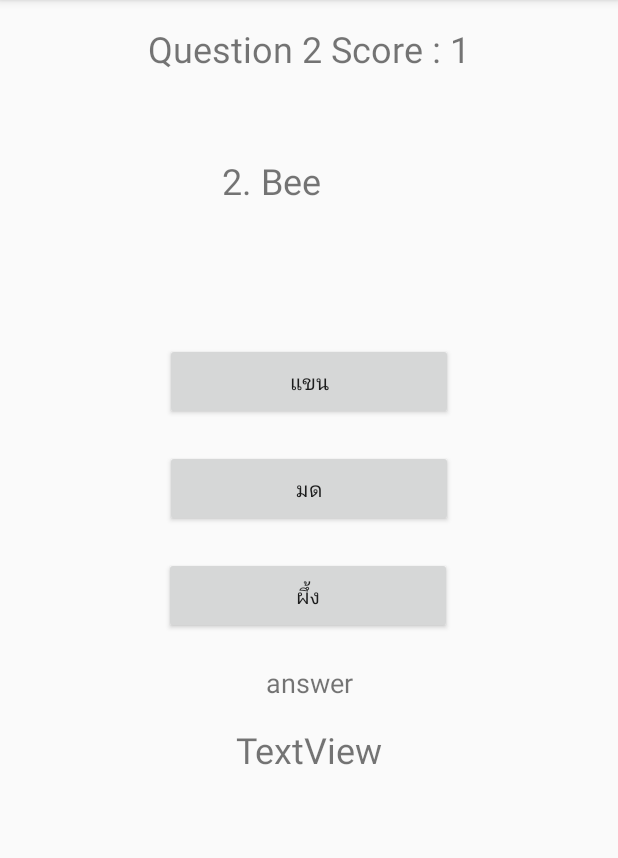
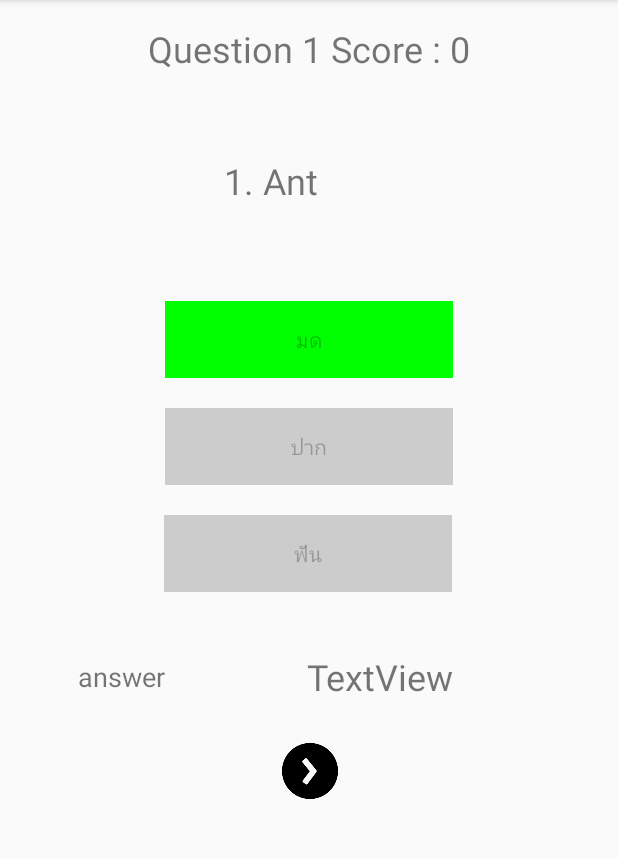
Before and after one commit to jjay1996/TrySub2018, an Android app: the QuestionAnswerActivity screen opened directly, with no data from a screen before it, after a tap on "มด", on a phone screen of 412 x 824 dp, the part 84-942 px from its top. Run offline under Robolectric (Android 15) with nearby library versions, the phone set to English and light mode, and no system bars.

Commit message:
interface question 1

```diff
--- a/app/src/main/java/com/egco428/trysub/QuestionAnswerActivity.kt
+++ b/app/src/main/java/com/egco428/trysub/QuestionAnswerActivity.kt
@@ -1,11 +1,14 @@
 package com.egco428.trysub
 
+import android.content.Intent
+import android.graphics.Color
 import android.support.v7.app.AppCompatActivity
 import android.os.Bundle
 import android.os.SystemClock
 import android.util.Log
 import android.util.TimeUtils
 import android.widget.Button
+import android.widget.Toast
 import kotlinx.android.synthetic.main.activity_question_answer.*
 import java.util.*
 import java.util.concurrent.TimeUnit
@@ -13,9 +16,8 @@ import java.util.concurrent.TimeUnit
 class QuestionAnswerActivity : AppCompatActivity() {
 
     var objects:QuestionAnswer = QuestionAnswer()
-    var score:Int = 0
-    var QuestionLength = objects.MyQuestion.size
-    var noQuestion:Int = 0
+    var score:Int = 0 // คะแนน
+    var noQuestion:Int = 0 // ข้อที่ทำอยู่
 
 
     override fun onCreate(savedInstanceState: Bundle?) {
@@ -25,39 +27,98 @@ class QuestionAnswerActivity : AppCompatActivity() {
         noQATextView.text = ("Question " + (noQuestion+1) + "Score :" + score)
         updateQuestion(noQuestion)
 
-
+        //ปุ่มคำตอบ1
         answ1btn.setOnClickListener {
             if(answ1btn.text.toString() == objects.CorrectAnswer[0][noQuestion][0]){
+                // ตอบถูก
+                answ1btn.setBackgroundColor(Color.GREEN)
                 score++
-                //Log.d("what 's score ?","$score")
+
+                // ล็อคปุ่มไม่ให้กด
+                answ1btn.isEnabled = false
+                answ2btn.isEnabled = false
+                answ3btn.isEnabled = false
             }else{
+                // ตอบผิด
+                answ1btn.setBackgroundColor(Color.RED)
                 answerText.text = objects.CorrectAnswer[0][noQuestion][0]
+
+                // ล็อคปุ่มไม่ให้กด
+                answ1btn.isEnabled = false
+                answ2btn.isEnabled = false
+                answ3btn.isEnabled = false
             }
-            SystemClock.sleep(3000)
+            nextQuestionBtn.setOnClickListener {
                 noQuestion++
+                if(noQuestion>9){
+                    Toast.makeText(this,"End Your score $score",Toast.LENGTH_SHORT).show()
+                    val intentToSelectLevel = Intent(this@QuestionAnswerActivity,SelectGameActivity::class.java)
+                    startActivity(intentToSelectLevel)
+                }
                 updateQuestion(noQuestion)
             }
-
+        }
+        //ปุ่มคำตอบ2
         answ2btn.setOnClickListener {
             if(answ2btn.text.toString() == objects.CorrectAnswer[0][noQuestion][0]){
+                //ตอบถูก
+                answ1btn.setBackgroundColor(Color.GREEN)
                 score++
+
+                // ล็อคปุ่มไม่ให้กด
+                answ1btn.isEnabled = false
+                answ2btn.isEnabled = false
+                answ3btn.isEnabled = false
             }else {
+                //ตอบผิด
+                answ2btn.setBackgroundColor(Color.RED)
                 answerText.text = objects.CorrectAnswer[0][noQuestion][0]
+
+                // ล็อคปุ่มไม่ให้กด
+                answ1btn.isEnabled = false
+                answ2btn.isEnabled = false
+                answ3btn.isEnabled = false
             }
-            SystemClock.sleep(3000)
+            nextQuestionBtn.setOnClickListener {
                 noQuestion++
+                if(noQuestion>9){
+                    Toast.makeText(this,"End Your score $score",Toast.LENGTH_SHORT).show()
+                    val intentToSelectLevel = Intent(this@QuestionAnswerActivity,SelectGameActivity::class.java)
+                    startActivity(intentToSelectLevel)
+                }
                 updateQuestion(noQuestion)
             }
-
+        }
+        //ปุ่มคำตอบ3
         answ3btn.setOnClickListener {
             if(answ3btn.text.toString() == objects.CorrectAnswer[0][noQuestion][0]){
+                //ตอบถูก
+                answ3btn.setBackgroundColor(Color.GREEN)
                 score++
+
+                // ล็อคปุ่มไม่ให้กด
+                answ1btn.isEnabled = false
+                answ2btn.isEnabled = false
+                answ3btn.isEnabled = false
             }else {
+                //ตอบผิด
+                answ1btn.setBackgroundColor(Color.RED)
                 answerText.text = objects.CorrectAnswer[0][noQuestion][0]
+
+                // ล็อคปุ่มไม่ให้กด
+                answ1btn.isEnabled = false
+                answ2btn.isEnabled = false
+                answ3btn.isEnabled = false
             }
-            SystemClock.sleep(3000)
+            nextQuestionBtn.setOnClickListener {
                 noQuestion++
+                if(noQuestion>9){
+                    Toast.makeText(this,"End Your score $score",Toast.LENGTH_SHORT).show()
+                    val intentToSelectLevel = Intent(this@QuestionAnswerActivity,SelectGameActivity::class.java)
+                    startActivity(intentToSelectLevel)
+                }
                 updateQuestion(noQuestion)
+            }
         }
     }
 
@@ -68,5 +129,13 @@ class QuestionAnswerActivity : AppCompatActivity() {
         answ2btn.text = objects.MyChoice[0][a][1].toString()
         answ3btn.text = objects.MyChoice[0][a][2].toString()
 
+        answ1btn.setBackgroundColor(Color.LTGRAY)
+        answ2btn.setBackgroundColor(Color.LTGRAY)
+        answ3btn.setBackgroundColor(Color.LTGRAY)
+
+        // ล็อคปุ่มไม่ให้กด
+        answ1btn.isEnabled = true
+        answ2btn.isEnabled = true
+        answ3btn.isEnabled = true
     }
 }
--- a/app/src/main/res/layout/activity_question_answer.xml
+++ b/app/src/main/res/layout/activity_question_answer.xml
@@ -40,7 +40,7 @@
         android:layout_height="51dp"
         android:layout_marginEnd="8dp"
         android:layout_marginStart="8dp"
-        android:layout_marginTop="56dp"
+        android:layout_marginTop="28dp"
         android:text="Answer 1"
         app:layout_constraintEnd_toEndOf="parent"
         app:layout_constraintStart_toStartOf="parent"
@@ -75,13 +75,10 @@
         android:id="@+id/textView9"
         android:layout_width="wrap_content"
         android:layout_height="wrap_content"
-        android:layout_marginEnd="8dp"
-        android:layout_marginStart="8dp"
-        android:layout_marginTop="20dp"
+        android:layout_marginStart="52dp"
+        android:layout_marginTop="44dp"
         android:text="answer"
         android:textSize="18sp"
-        app:layout_constraintEnd_toEndOf="parent"
-        app:layout_constraintHorizontal_bias="0.501"
         app:layout_constraintStart_toStartOf="parent"
         app:layout_constraintTop_toBottomOf="@+id/answ3btn" />
 
@@ -89,12 +86,27 @@
         android:id="@+id/answerText"
         android:layout_width="wrap_content"
         android:layout_height="wrap_content"
-        android:layout_marginEnd="8dp"
+        android:layout_marginEnd="84dp"
         android:layout_marginStart="8dp"
-        android:layout_marginTop="16dp"
+        android:layout_marginTop="40dp"
         android:text="TextView"
         android:textSize="24sp"
         app:layout_constraintEnd_toEndOf="parent"
+        app:layout_constraintHorizontal_bias="0.771"
+        app:layout_constraintStart_toEndOf="@+id/textView9"
+        app:layout_constraintTop_toBottomOf="@+id/answ3btn" />
+
+    <ImageView
+        android:id="@+id/nextQuestionBtn"
+        android:layout_width="41dp"
+        android:layout_height="37dp"
+        android:layout_marginEnd="8dp"
+        android:layout_marginStart="8dp"
+        android:layout_marginTop="28dp"
+        app:layout_constraintEnd_toEndOf="parent"
+        app:layout_constraintHorizontal_bias="0.501"
         app:layout_constraintStart_toStartOf="parent"
-        app:layout_constraintTop_toBottomOf="@+id/textView9" />
+        app:layout_constraintTop_toBottomOf="@+id/answerText"
+        app:srcCompat="@drawable/nextbtn" />
+
 </android.support.constraint.ConstraintLayout>
```
Also changed, not shown: app/src/main/res/drawable/nextbtn.png (added), 1 other file. Lines whose indentation alone changed are shown as unchanged.
